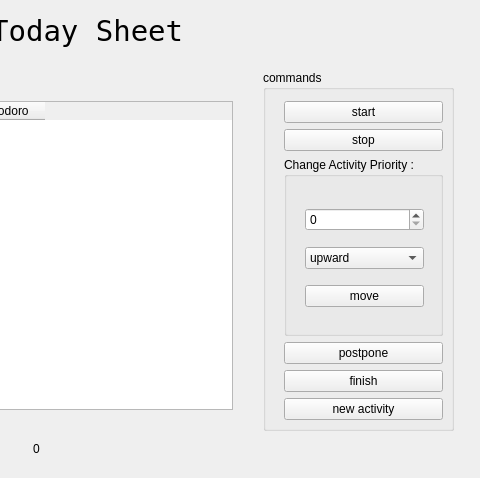
dgraziotin/Pomotux, file src/qt/gui_todotodaysheet.ui: the form before one commit; both pictures show x 287 to 767 and y 0 to 478 of the 767 by 478 pixel window.
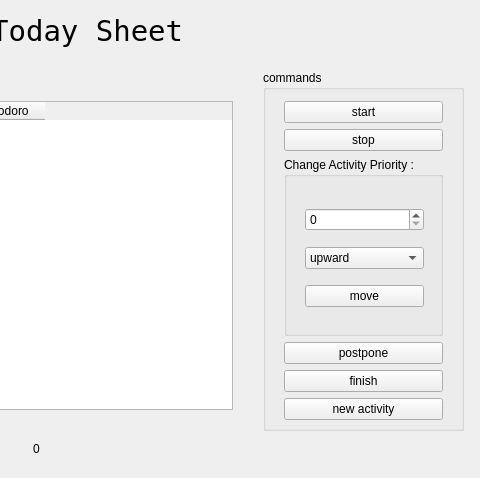
The form after the commit.

The edit to the form file:
```diff
--- a/src/qt/gui_todotodaysheet.ui
+++ b/src/qt/gui_todotodaysheet.ui
@@ -66,7 +66,7 @@
      <rect>
       <x>550</x>
       <y>70</y>
-      <width>191</width>
+      <width>201</width>
       <height>361</height>
      </rect>
     </property>
```
